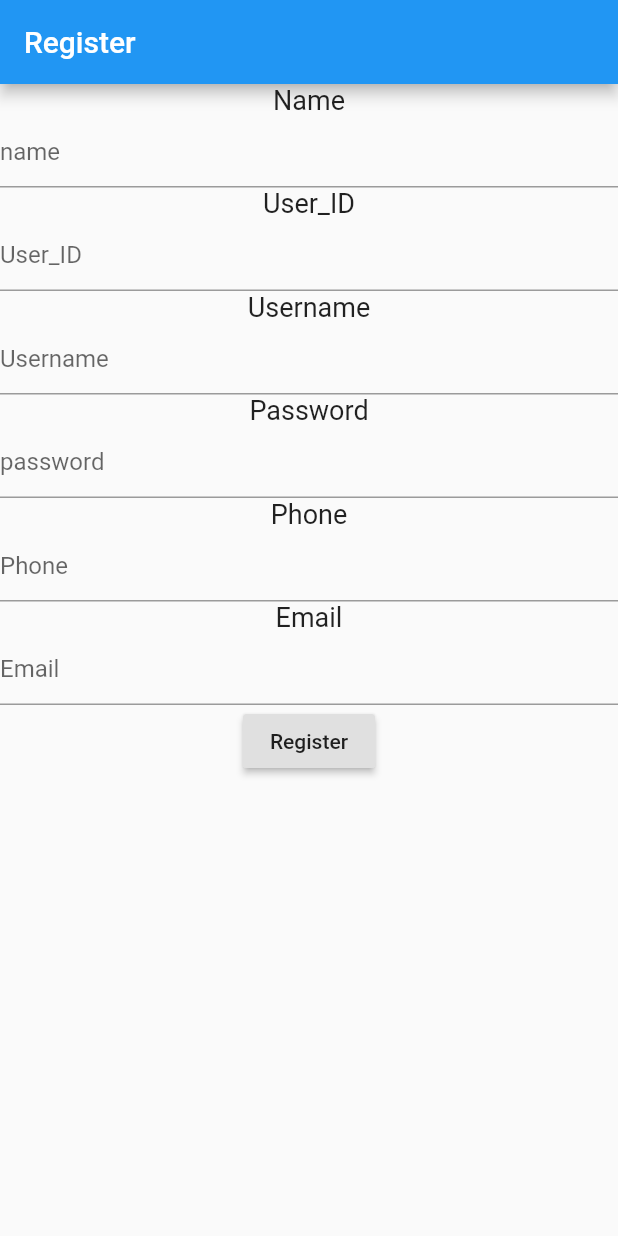
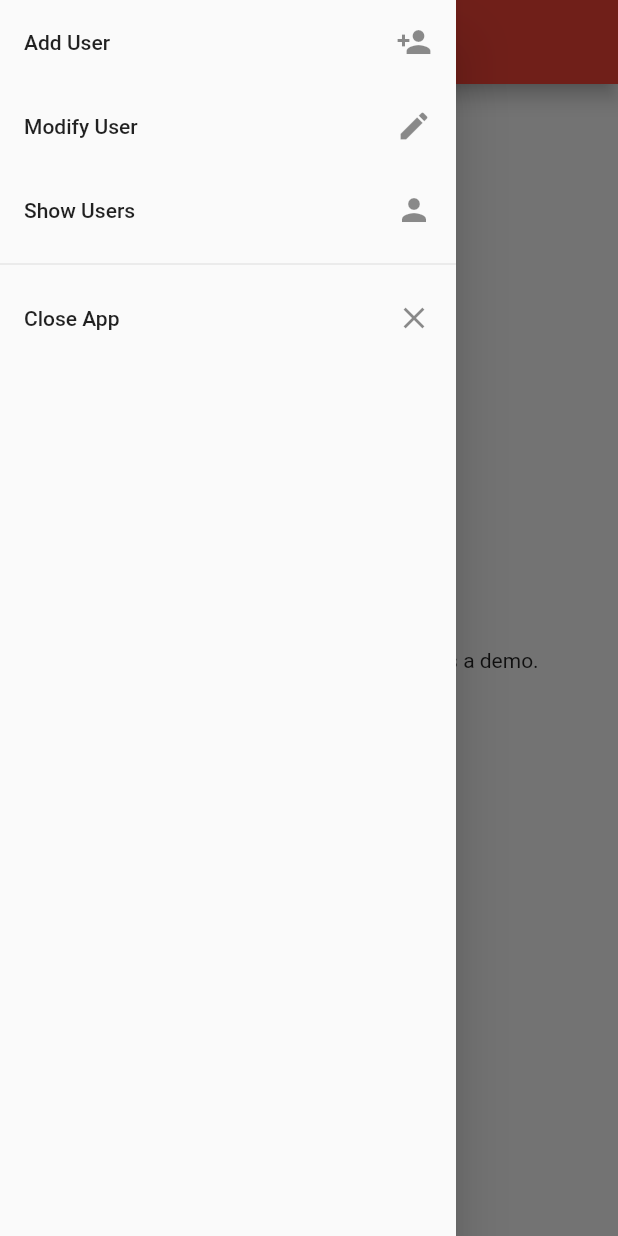
Before and after one commit to jamep007/ProHealth, a Flutter app: the screen it shows after launch, with the side drawer open (before the commit the screen has no drawer), on a phone screen of 412 x 824 dp. Run offline on Flutter 3.47's test engine with Material 2 defaults, Android fonts, the phone set to English and light mode, and no system bars.

Commit message:
Added myHomePage for navigation purposes.

```diff
--- a/lib/main.dart
+++ b/lib/main.dart
@@ -4,7 +4,9 @@ import 'dart:convert';
 import 'package:flutter/material.dart';
 import 'package:http/http.dart' as http;
 import 'package:senior_project_swauhealthapp/AddUser.dart';
-
+import 'package:senior_project_swauhealthapp/ShowUsers.dart';
+import 'package:senior_project_swauhealthapp/ModifyUser.dart';
+import 'package:senior_project_swauhealthapp/myHomePage.dart';
 void main() => runApp(new MyApp());
 
 class MyApp extends StatelessWidget {
@@ -14,7 +16,7 @@ class MyApp extends StatelessWidget {
     return new MaterialApp(
       debugShowCheckedModeBanner: false,
       title: 'Flutter App with MYSQL',
-      home: new AddUser(),
+      home: new myHomePage(),
 
     );
   }
--- /dev/null
+++ b/lib/myHomePage.dart
@@ -0,0 +1,46 @@
+import 'package:flutter/foundation.dart';
+import 'package:flutter/material.dart';
+
+class myHomePage extends StatefulWidget {
+  @override
+  _myHomePageState createState() => _myHomePageState();
+}
+
+class _myHomePageState extends State<myHomePage> {
+  @override
+  Widget build(BuildContext context) {
+    return Scaffold(
+      appBar: AppBar(
+        title: Text('Home Page'),
+        backgroundColor: Colors.red,
+        elevation: defaultTargetPlatform == TargetPlatform.android ? 5.0 : 0.0,
+      ),
+      body: Center(
+        child: Text('Please use drawer to select page. This is a demo.'),
+        ),
+      drawer: new Drawer(
+        child: new ListView(
+          children: <Widget>[
+            new ListTile(
+              title: new Text("Add User"),
+              trailing: new Icon(Icons.person_add),
+            ),
+            new ListTile(
+              title: new Text("Modify User"),
+              trailing: new Icon(Icons.mode_edit),
+            ),
+            new ListTile(
+              title: new Text("Show Users"),
+              trailing: new Icon(Icons.person),
+            ),
+            new Divider(),
+            new ListTile(
+              title: new Text("Close App"),
+              trailing: new Icon(Icons.close),
+            ),
+          ]
+        ),
+      ),
+    );
+  }
+}
```
